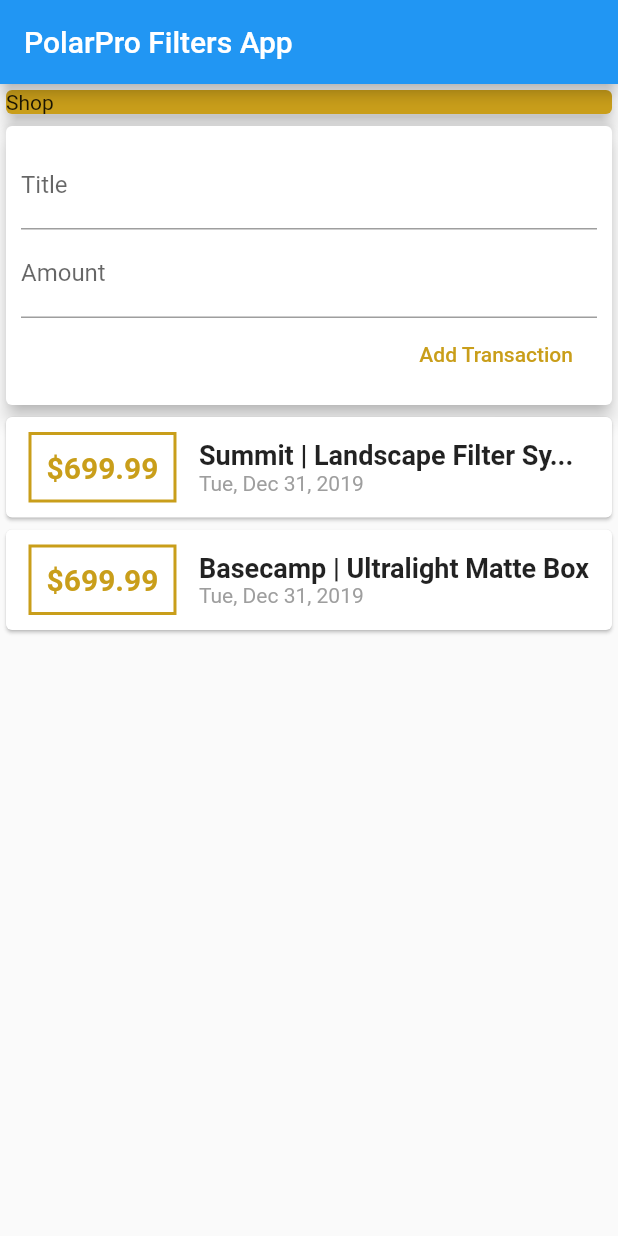
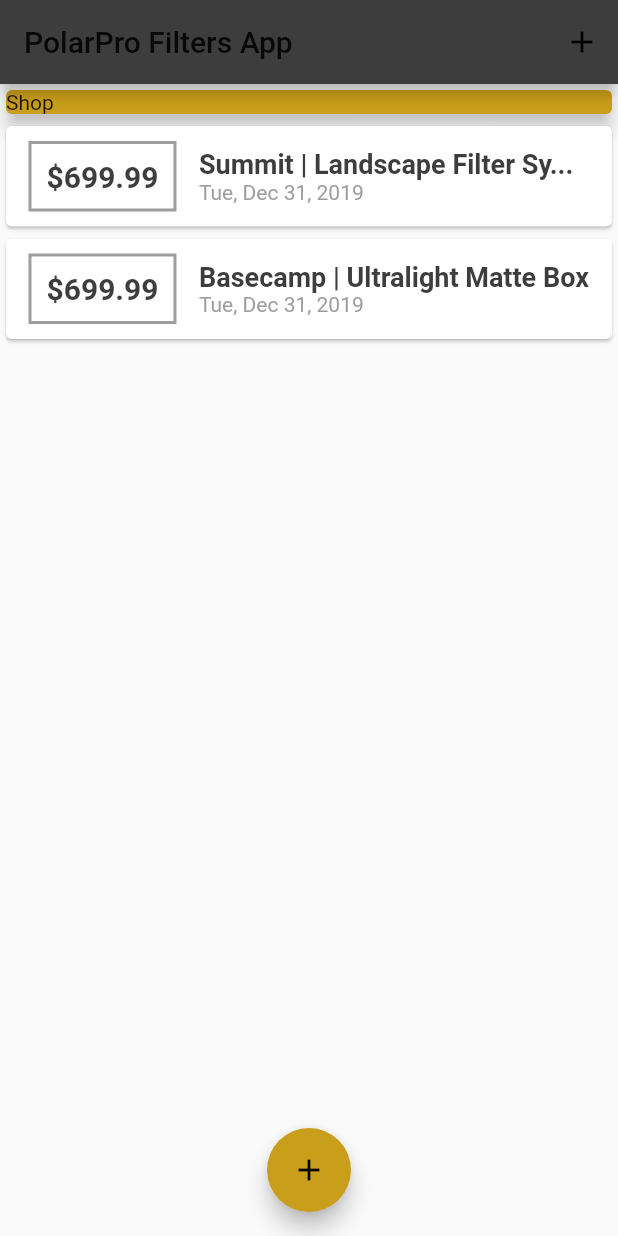
Before and after one commit to jongryn/expense_planner, a Flutter app: the screen it shows after launch, on a phone screen of 412 x 824 dp. Run offline on Flutter 3.47's test engine with Material 2 defaults, Android fonts, the phone set to English and light mode, and no system bars.

Commit message:
installing external packages & formatting dates, dateformat patterns, adding test input widgets (textfield), fetching user input, splitting the app into widgets, connecting widgets & managing data / state, adding user transactions to the list, making the list scrollable, working with listviews; lists, scrolling & text input; further input & output styling and configuration, adding appbar buttons & floating action buttons, showing a modal bottom sheet, improving & styling the mdoal bottom sheet, custom fonts & working with the text themes and adding images to the app

```diff
--- a/lib/main.dart
+++ b/lib/main.dart
@@ -1,6 +1,8 @@
 import 'package:flutter/material.dart';
 
-import './widgets/user_transactions.dart';
+import './widgets/new_transaction.dart';
+import './widgets/transaction_list.dart';
+import './models/transaction.dart';
 
 void main() => runApp(MyApp());
 
@@ -9,24 +11,79 @@ class MyApp extends StatelessWidget {
   Widget build(BuildContext context) {
     return MaterialApp(
       title: 'PolarPro Filters App',
+      theme: ThemeData(
+        primarySwatch: Colors.grey,
+        accentColor: Color(0xffc99e1a),
+      ),
       home: MyHomePage(),
     );
   }
 }
 
-class MyHomePage extends StatelessWidget {
+class MyHomePage extends StatefulWidget {
   // String titleInput;
   // String amountInput;
-  final titleController = TextEditingController();
-  final amountController = TextEditingController();
+  @override
+  _MyHomePageState createState() => _MyHomePageState();
+}
+
+class _MyHomePageState extends State<MyHomePage> {
+  final List<Transaction> _userTransactions = [
+    Transaction(
+      id: 't1',
+      title: 'Summit | Landscape Filter Sy...',
+      amount: 699.99,
+      date: DateTime.now(),
+    ),
+    Transaction(
+      id: 't2',
+      title: 'Basecamp | Ultralight Matte Box',
+      amount: 699.99,
+      date: DateTime.now(),
+    ),
+  ];
+
+  void _addNewTransaction(String txTitle, double txAmount) {
+    final newTx = Transaction(
+      title: txTitle,
+      amount: txAmount,
+      date: DateTime.now(),
+      id: DateTime.now().toString(),
+    );
+
+    setState(() {
+      _userTransactions.add(newTx);
+    });
+  }
+
+  void _startAddNewTransaction(BuildContext ctx) {
+    showModalBottomSheet(
+      context: ctx,
+      builder: (_) {
+        return GestureDetector(
+          onTap: () {},
+          child: NewTransaction(_addNewTransaction),
+          behavior: HitTestBehavior.opaque,
+        );
+      },
+    );
+  }
 
   @override
   Widget build(BuildContext context) {
     return Scaffold(
       appBar: AppBar(
+        backgroundColor: Color(0xff3d3d3d),
         title: Text('PolarPro Filters App'),
+        actions: <Widget>[
+          IconButton(
+            icon: Icon(Icons.add),
+            onPressed: () => _startAddNewTransaction(context),
           ),
-      body: Column(
+        ],
+      ),
+      body: SingleChildScrollView(
+        child: Column(
           // mainAxisAlignment: MainAxisAlignment.start,
           crossAxisAlignment: CrossAxisAlignment.stretch,
           children: <Widget>[
@@ -38,8 +95,14 @@ class MyHomePage extends StatelessWidget {
                 elevation: 5,
               ),
             ),
-          UserTransactions()
+            TransactionList(_userTransactions),
           ],
+        ),
+      ),
+      floatingActionButtonLocation: FloatingActionButtonLocation.centerFloat,
+      floatingActionButton: FloatingActionButton(
+        child: Icon(Icons.add),
+        onPressed: () => _startAddNewTransaction(context),
       ),
     );
   }
--- a/lib/widgets/transaction_list.dart
+++ b/lib/widgets/transaction_list.dart
@@ -10,8 +10,10 @@ class TransactionList extends StatelessWidget {
 
   @override
   Widget build(BuildContext context) {
-    return Column(
-      children: transactions.map((tx) {
+    return Container(
+      height: 300,
+      child: ListView.builder(
+        itemBuilder: (ctx, index) {
           return Card(
             child: Row(
               children: <Widget>[
@@ -22,17 +24,17 @@ class TransactionList extends StatelessWidget {
                   ),
                   decoration: BoxDecoration(
                     border: Border.all(
-                    color: Color(0xffc99e1a),
+                      color: Theme.of(context).primaryColor,
                       width: 2,
                     ),
                   ),
                   padding: EdgeInsets.all(10),
                   child: Text(
-                  '\$${tx.amount}',
+                    '\$${transactions[index].amount.toStringAsFixed(2)}',
                     style: TextStyle(
                       fontWeight: FontWeight.bold,
                       fontSize: 20,
-                    color: Color(0xffc99e1a),
+                      color: Color(0xff3d3d3d),
                     ),
                   ),
                 ),
@@ -40,14 +42,15 @@ class TransactionList extends StatelessWidget {
                   crossAxisAlignment: CrossAxisAlignment.start,
                   children: <Widget>[
                     Text(
-                    tx.title,
+                      transactions[index].title,
                       style: TextStyle(
                         fontSize: 18,
                         fontWeight: FontWeight.bold,
+                        color: Color(0xff3d3d3d)
                       ),
                     ),
                     Text(
-                    DateFormat.yMMMEd().format(tx.date),
+                      DateFormat.yMMMEd().format(transactions[index].date),
                       style: TextStyle(color: Colors.grey),
                     ),
                   ],
@@ -55,7 +58,9 @@ class TransactionList extends StatelessWidget {
               ],
             ),
           );
-      }).toList(),
+        },
+        itemCount: transactions.length,
+      ),
     );
   }
 }
--- a/lib/widgets/user_transactions.dart
+++ /dev/null
@@ -1,50 +0,0 @@
-import 'package:flutter/material.dart';
-
-import './new_transaction.dart';
-import './transaction_list.dart';
-import '../models/transaction.dart';
-
-class UserTransactions extends StatefulWidget {
-  @override
-  _UserTransactionsState createState() => _UserTransactionsState();
-}
-
-class _UserTransactionsState extends State<UserTransactions> {
-  final List<Transaction> _userTransactions = [
-    Transaction(
-      id: 't1',
-      title: 'Summit | Landscape Filter Sy...',
-      amount: 699.99,
-      date: DateTime.now(),
-    ),
-    Transaction(
-      id: 't2',
-      title: 'Basecamp | Ultralight Matte Box',
-      amount: 699.99,
-      date: DateTime.now(),
-    ),
-  ];
-
-  void _addNewTransaction(String txTitle, double txAmount) {
-    final newTx = Transaction(
-      title: txTitle,
-      amount: txAmount,
-      date: DateTime.now(),
-      id: DateTime.now().toString(),
-    );
-
-    setState(() {
-      _userTransactions.add(newTx);
-    });
-  }
-
-  @override
-  Widget build(BuildContext context) {
-    return Column(
-      children: <Widget>[
-        NewTransaction(_addNewTransaction),
-        TransactionList(_userTransactions),
-      ],
-    );
-  }
-}
```
Also changed, not shown: lib/widgets/new_transaction.dart (+29 -8 lines). Lines whose indentation alone changed are shown as unchanged.
